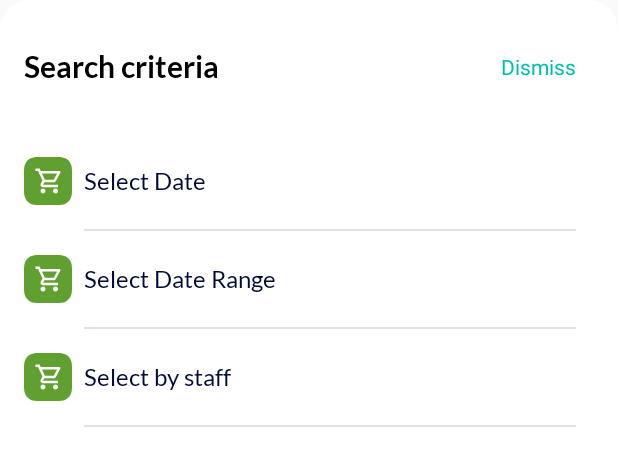
After one commit to silasonyango93/waondo_admin_app, an Android app: the layout query_criteria_menu_layout.xml on its own in the app's theme, with its tools: preview values and no code run, on a phone screen of 412 x 824 dp. The commit adds this screen. Shown: the top 466 px of the screen. Run offline under Robolectric (Android 15) with nearby library versions, the phone set to English and light mode, and no system bars; network calls fail.

Commit message:
complete transactions by date

```diff
--- /dev/null
+++ b/app/src/main/res/drawable/bg_button.xml
@@ -0,0 +1,5 @@
+<?xml version="1.0" encoding="utf-8"?>
+<shape xmlns:android="http://schemas.android.com/apk/res/android">
+    <solid android:color="#00bfaf " />
+    <corners android:radius="24dp"/>
+</shape>
--- /dev/null
+++ b/app/src/main/res/drawable/bg_modal_background.xml
@@ -0,0 +1,8 @@
+<?xml version="1.0" encoding="utf-8"?>
+<shape
+    xmlns:android="http://schemas.android.com/apk/res/android"
+    android:shape="rectangle"
+    >
+    <solid android:color="#FFFFFF" />
+    <corners android:topLeftRadius="20dp" android:topRightRadius="20dp"/>
+</shape>
--- /dev/null
+++ b/app/src/main/res/drawable/ic_menu_icon.xml
@@ -0,0 +1,22 @@
+<vector xmlns:android="http://schemas.android.com/apk/res/android"
+    android:width="32dp"
+    android:height="32dp"
+    android:viewportWidth="32"
+    android:viewportHeight="32">
+  <group>
+    <clip-path
+        android:pathData="M10.2555,-0L21.7445,0C25.3105,-0 26.6037,0.3713 27.9074,1.0685C29.2111,1.7658 30.2342,2.7889 30.9315,4.0926C31.6287,5.3963 32,6.6895 32,10.2555L32,21.7445C32,25.3105 31.6287,26.6037 30.9315,27.9074C30.2342,29.2111 29.2111,30.2342 27.9074,30.9315C26.6037,31.6287 25.3105,32 21.7445,32L10.2555,32C6.6895,32 5.3963,31.6287 4.0926,30.9315C2.7889,30.2342 1.7658,29.2111 1.0685,27.9074C0.3713,26.6037 0,25.3105 -0,21.7445L0,10.2555C-0,6.6895 0.3713,5.3963 1.0685,4.0926C1.7658,2.7889 2.7889,1.7658 4.0926,1.0685C5.3963,0.3713 6.6895,0 10.2555,-0Z"/>
+    <path
+        android:pathData="M0,0h32v32h-32z"
+        android:strokeWidth="1"
+        android:fillColor="#60A030"
+        android:fillType="evenOdd"
+        android:strokeColor="#00000000"/>
+  </group>
+  <path
+      android:pathData="M19.7886,16.8333C20.4136,16.8333 20.9636,16.4917 21.2469,15.975L24.2302,10.5667C24.5386,10.0167 24.1386,9.3333 23.5052,9.3333L11.1719,9.3333L10.3886,7.6667L7.6636,7.6667L7.6636,9.3333L9.3302,9.3333L12.3302,15.6583L11.2052,17.6917C10.5969,18.8083 11.3969,20.1667 12.6636,20.1667L22.6636,20.1667L22.6636,18.5L12.6636,18.5L13.5802,16.8333L19.7886,16.8333ZM11.9636,11L22.0886,11L19.7886,15.1667L13.9386,15.1667L11.9636,11ZM12.6636,21C11.7469,21 11.0052,21.75 11.0052,22.6667C11.0052,23.5833 11.7469,24.3333 12.6636,24.3333C13.5802,24.3333 14.3302,23.5833 14.3302,22.6667C14.3302,21.75 13.5802,21 12.6636,21ZM20.9969,21C20.0802,21 19.3386,21.75 19.3386,22.6667C19.3386,23.5833 20.0802,24.3333 20.9969,24.3333C21.9136,24.3333 22.6636,23.5833 22.6636,22.6667C22.6636,21.75 21.9136,21 20.9969,21Z"
+      android:strokeWidth="1"
+      android:fillColor="#FFFFFF"
+      android:fillType="evenOdd"
+      android:strokeColor="#00000000"/>
+</vector>
--- /dev/null
+++ b/app/src/main/res/layout/query_criteria_menu_layout.xml
@@ -0,0 +1,171 @@
+<?xml version="1.0" encoding="utf-8"?>
+<LinearLayout xmlns:android="http://schemas.android.com/apk/res/android"
+    android:layout_width="match_parent"
+    android:layout_height="match_parent"
+    android:paddingTop="32dp"
+    android:paddingLeft="16dp"
+    android:paddingRight="28dp"
+    android:background="@drawable/bg_modal_background"
+    android:paddingBottom="41dp"
+    android:orientation="vertical">
+
+    <RelativeLayout
+        android:layout_marginBottom="32dp"
+        android:layout_width="match_parent"
+        android:layout_height="wrap_content">
+
+        <TextView
+            android:layout_centerVertical="true"
+            android:layout_alignParentStart="true"
+            android:text="Search criteria"
+            android:layout_width="wrap_content"
+            android:layout_height="wrap_content"
+            android:textSize="20sp"
+            android:textColor="#000000"
+            android:lineSpacingExtra="2sp"
+            android:fontFamily="@font/lato_bold"
+            android:lineHeight="22sp"/>
+
+        <TextView
+            android:id="@+id/tv_dismiss_text"
+            android:layout_centerVertical="true"
+            android:layout_alignParentEnd="true"
+            android:text="Dismiss"
+            android:layout_width="wrap_content"
+            android:layout_height="wrap_content"
+            android:textSize="14sp"
+            android:textColor="#00beaf"/>
+
+    </RelativeLayout>
+    <!--    To Phone-->
+
+    <LinearLayout
+        android:id="@+id/select_date"
+        android:orientation="vertical"
+        android:clickable="true"
+        android:focusable="true"
+        android:background="?attr/selectableItemBackground"
+        android:layout_width="match_parent"
+        android:layout_height="wrap_content"
+        >
+
+
+        <LinearLayout
+            android:gravity="center_vertical"
+            android:orientation="horizontal"
+            android:layout_width="match_parent"
+            android:layout_height="wrap_content">
+            <ImageView
+                android:layout_marginTop="16dp"
+                android:layout_marginBottom="16dp"
+                android:layout_marginEnd="8dp"
+                android:background="@drawable/ic_menu_icon"
+                android:layout_width="wrap_content"
+                android:layout_height="wrap_content"/>
+
+
+            <TextView
+                android:layout_width="wrap_content"
+                android:layout_height="wrap_content"
+                android:textSize="16sp"
+                android:textColor="#000c37"
+                android:fontFamily="@font/lato_regular"
+                android:text="Select Date"/>
+        </LinearLayout>
+
+        <View
+            android:layout_width="match_parent"
+            android:layout_height="1dp"
+            android:layout_marginStart="40dp"
+            android:background="#dde4e9"/>
+
+    </LinearLayout>
+
+    <LinearLayout
+        android:id="@+id/pesa_link_to_bank"
+        android:orientation="vertical"
+        android:clickable="true"
+        android:focusable="true"
+        android:background="?attr/selectableItemBackground"
+        android:layout_width="match_parent"
+        android:layout_height="wrap_content"
+        >
+
+
+        <LinearLayout
+            android:gravity="center_vertical"
+            android:orientation="horizontal"
+            android:layout_width="match_parent"
+            android:layout_height="wrap_content">
+            <ImageView
+                android:layout_marginTop="16dp"
+                android:layout_marginBottom="16dp"
+                android:layout_marginEnd="8dp"
+                android:background="@drawable/ic_menu_icon"
+                android:layout_width="wrap_content"
+                android:layout_height="wrap_content"/>
+
+
+            <TextView
+                android:layout_width="wrap_content"
+                android:layout_height="wrap_content"
+                android:textSize="16sp"
+                android:textColor="#000c37"
+                android:fontFamily="@font/lato_regular"
+                android:text="Select Date Range"/>
+        </LinearLayout>
+
+        <View
+            android:layout_width="match_parent"
+            android:layout_height="1dp"
+            android:layout_marginStart="40dp"
+            android:background="#dde4e9"/>
+
+    </LinearLayout>
+
+
+    <!--    To Card-->
+
+    <LinearLayout
+        android:id="@+id/pesa_link_to_card"
+        android:orientation="vertical"
+        android:layout_marginBottom="100dp"
+        android:clickable="true"
+        android:focusable="true"
+        android:background="?attr/selectableItemBackground"
+        android:layout_width="match_parent"
+        android:layout_height="wrap_content"
+        >
+
+
+        <LinearLayout
+            android:gravity="center_vertical"
+            android:orientation="horizontal"
+            android:layout_width="match_parent"
+            android:layout_height="wrap_content">
+            <ImageView
+                android:layout_marginTop="16dp"
+                android:layout_marginBottom="16dp"
+                android:layout_marginEnd="8dp"
+                android:background="@drawable/ic_menu_icon"
+                android:layout_width="wrap_content"
+                android:layout_height="wrap_content"/>
+
+
+            <TextView
+                android:layout_width="wrap_content"
+                android:layout_height="wrap_content"
+                android:textSize="16sp"
+                android:textColor="#000c37"
+                android:fontFamily="@font/lato_regular"
+                android:text="Select by staff"/>
+        </LinearLayout>
+
+        <View
+            android:layout_width="match_parent"
+            android:layout_height="1dp"
+            android:layout_marginStart="40dp"
+            android:background="#dde4e9"/>
+
+    </LinearLayout>
+</LinearLayout>
```
Also changed, not shown: app/src/main/java/com/silasonyango/waondo/ui/destinations/MainActivity.java (+114 -1 lines), app/src/main/java/com/silasonyango/waondo/util/Util.java (+14 -0 lines), app/src/main/res/drawable/bg_round_modals.xml (added, +8 -0 lines), app/src/main/res/drawable/ic_calendar.xml (added, +10 -0 lines), app/src/main/res/layout/select_date_configurer_layout.xml (added, +91 -0 lines), app/src/main/res/font/lato_bold.ttf (added), app/src/main/res/font/lato_light.ttf (added), app/src/main/res/font/lato_regular.ttf (added), app/src/main/res/font/lato_thin.ttf (added), app/src/main/res/font/roboto_medium.ttf (added), app/src/main/res/font/roboto_regular.ttf (added).
